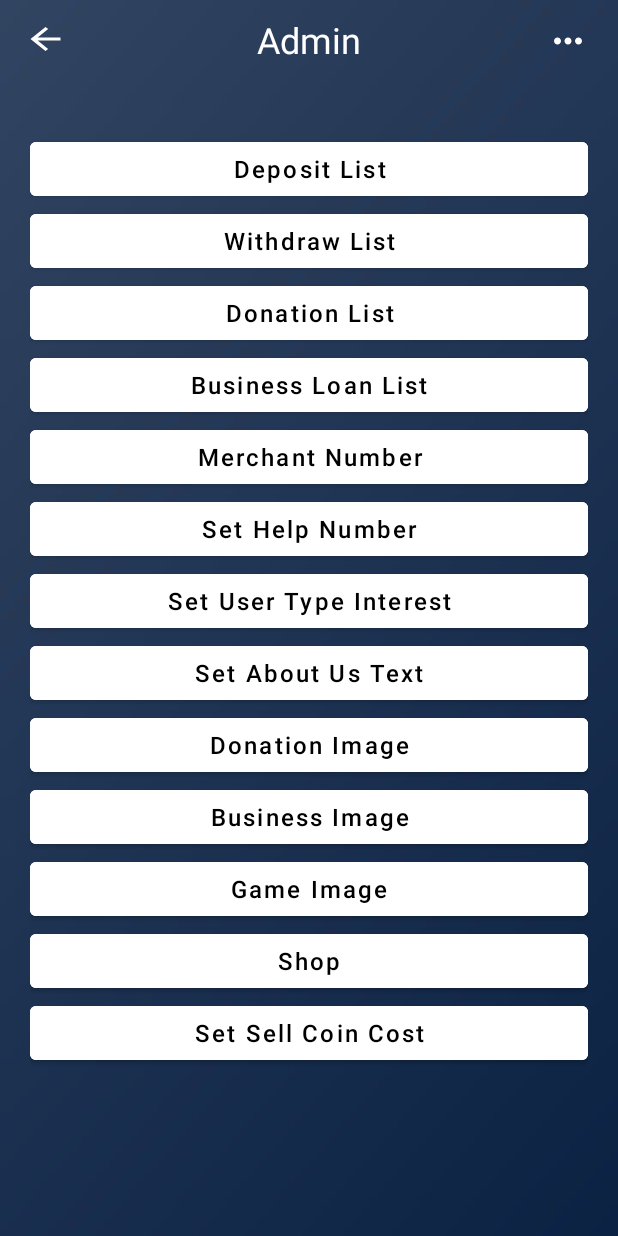
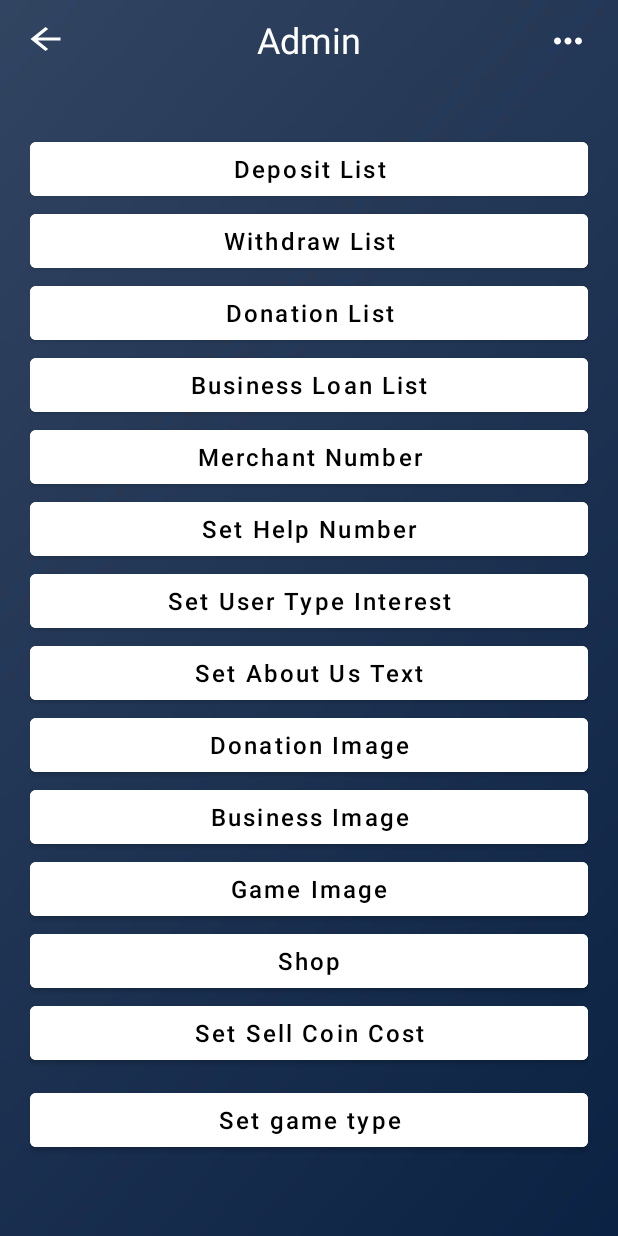
Before and after one commit to DeveloperKits/Halal-Pay, an Android app: the HomeActivity screen opened directly, with no data from a screen before it, on a phone screen of 412 x 824 dp. Run offline under Robolectric (Android 15) with nearby library versions, the phone set to English and light mode, and no system bars; our stand-ins replace Firebase (no records; nobody signed in at launch, a user with empty details on screens opened directly); libraries missing offline, so code that uses them is left out: com.theartofdev.edmodo; Roboto replaces fonts that are not available here.

Commit message:
add game type

```diff
--- a/app/src/main/res/layout/activity_home.xml
+++ b/app/src/main/res/layout/activity_home.xml
@@ -198,6 +198,17 @@
                 android:textSize="16sp"
                 android:layout_marginBottom="10dp"/>
 
+            <Button
+                android:layout_width="match_parent"
+                android:layout_height="wrap_content"
+                android:backgroundTint="@color/white"
+                android:onClick="gameType"
+                android:text="Set game type"
+                android:textAllCaps="false"
+                android:textColor="@color/black"
+                android:textSize="16sp"
+                android:layout_marginBottom="10dp"/>
+
         </LinearLayout>
 
     </ScrollView>
```
Also changed, not shown: app/src/main/java/com/samulit/halal_pay_admin_panel/HomeActivity.java (+27 -0 lines).
